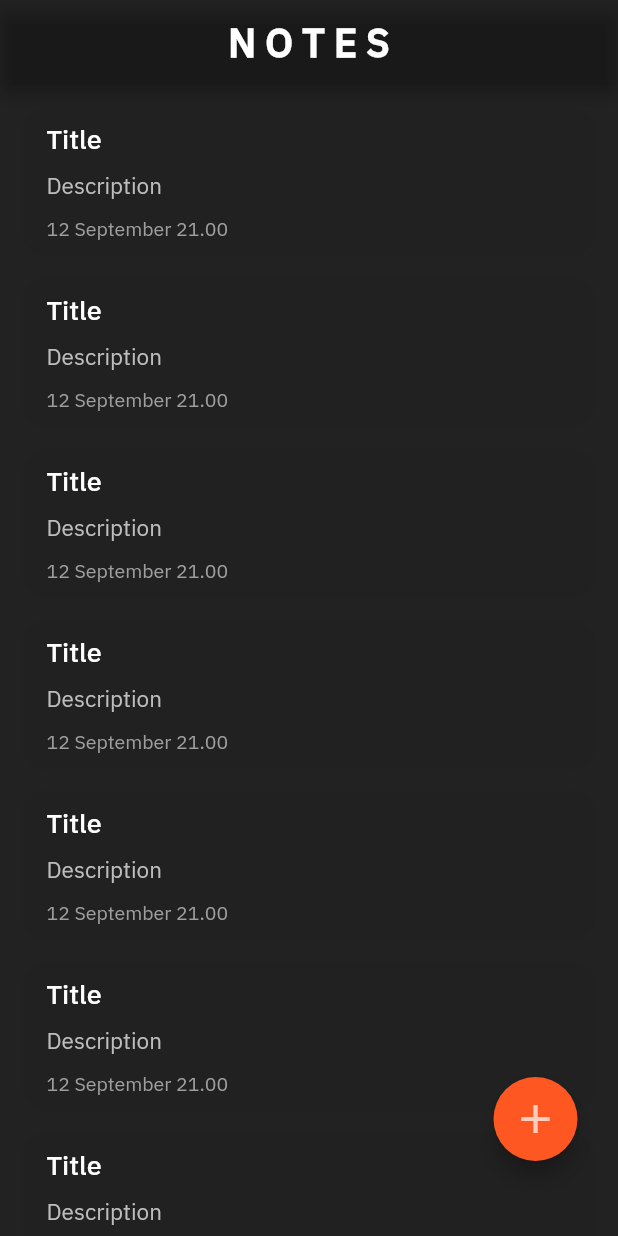
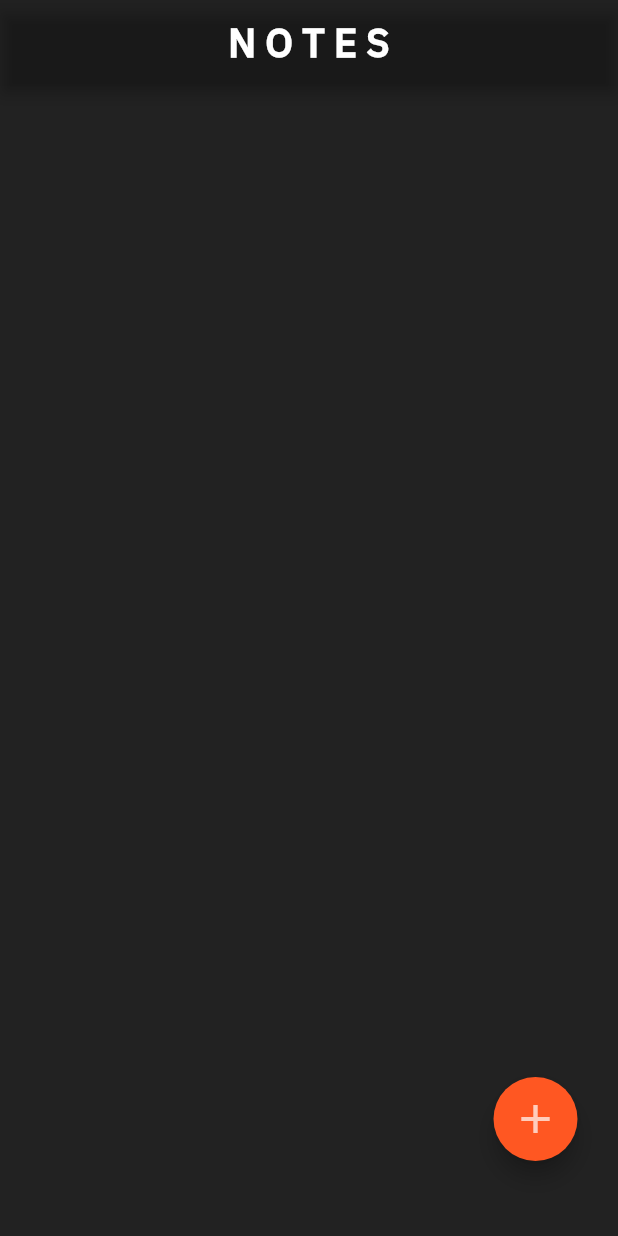
Before and after one commit to muhwira27/simple_notes_app, a Flutter app: the screen it shows after launch, on a phone screen of 412 x 824 dp. Run offline on Flutter 3.47's test engine with Material 2 defaults, Android fonts, the phone set to English and light mode, and no system bars; our stand-ins replace get, hive_flutter; accounts and stored records are empty.

Commit message:
Refactor the NoteListScreen to use GetX and the NotesController for managing notes

```diff
--- a/lib/views/note_list_screen.dart
+++ b/lib/views/note_list_screen.dart
@@ -1,10 +1,14 @@
 import 'package:flutter/material.dart';
+import 'package:get/get.dart';
+import 'package:simple_notes_app/controllers/notes_controllers.dart';
 import 'package:simple_notes_app/views/new_note_screen.dart';
 import 'package:simple_notes_app/widgets/note_tile.dart';
 
 class NoteListScreen extends StatelessWidget {
   @override
   Widget build(BuildContext context) {
+    final NotesController notessController = Get.put(NotesController());
+
     return Scaffold(
       backgroundColor: Colors.black87,
       appBar: AppBar(
@@ -22,15 +26,18 @@ class NoteListScreen extends StatelessWidget {
         padding: const EdgeInsets.only(top: 15, right: 15, left: 15),
         child: Stack(
           children: [
-            ListView.builder(
-              itemCount: 10,
-              itemBuilder: (context, index) {
-                return NoteTile(
-                  title: 'Title',
-                  description: 'Description',
-                  date: '12 September 21.00',
-                );
-              },
+            Obx(
+              () => ListView.builder(
+                itemCount: notessController.noteList.length,
+                itemBuilder: (context, index) {
+                  final note = notessController.noteList[index];
+                  return NoteTile(
+                    title: note[0],
+                    description: note[1],
+                    date: note[2],
+                  );
+                },
+              ),
             ),
             Positioned(
               bottom: 50,
```
